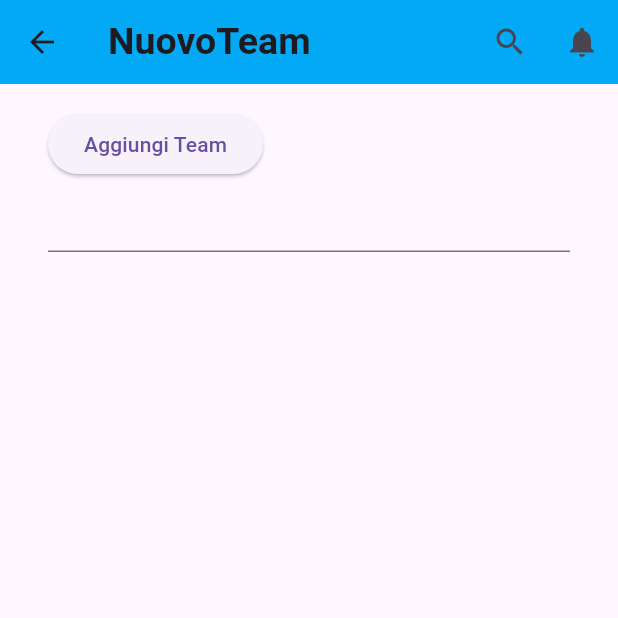
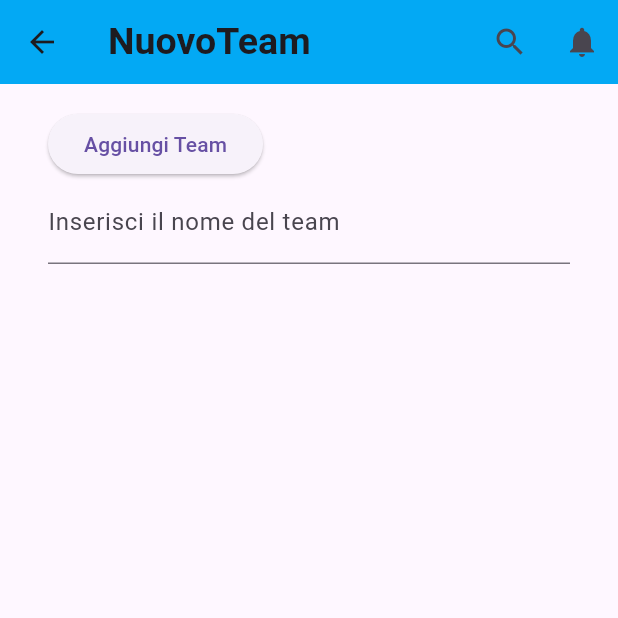
Before and after one commit to apiantonio/OneTask, a Flutter app: the NewTeam screen opened directly, on a phone screen of 412 x 824 dp, the top half of it. Run offline on Flutter 3.47's test engine with Material 3 defaults, Android fonts, the phone set to English and light mode, and no system bars; our stand-ins replace sqflite; accounts and stored records are empty.

Commit message:
aggiunto textformfield team

```diff
--- a/lib/screens/new_team.dart
+++ b/lib/screens/new_team.dart
@@ -59,6 +59,10 @@ class NewTeamFormState extends State<NewTeamForm> {
                   }
                   return null;
                 },
+                decoration: const InputDecoration(
+                  border: UnderlineInputBorder(),
+                  labelText: 'Inserisci il nome del team',
+                ),
               ),
         ],
       ),
```
